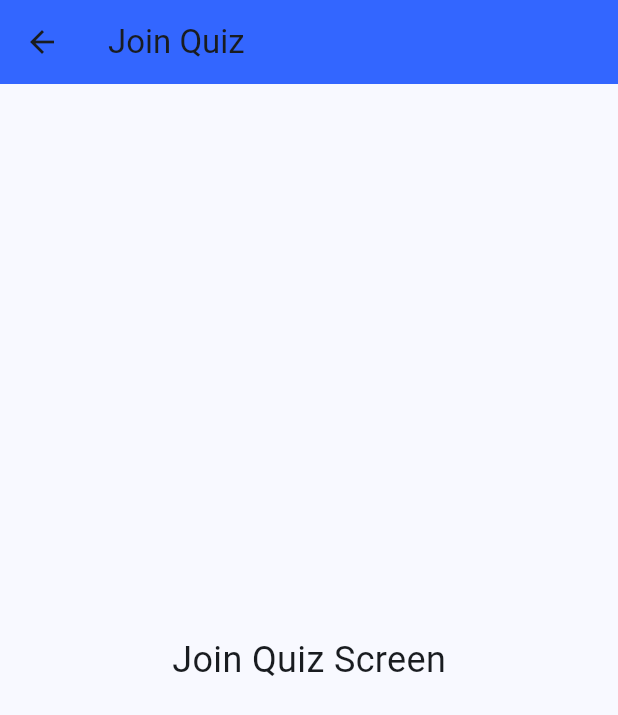
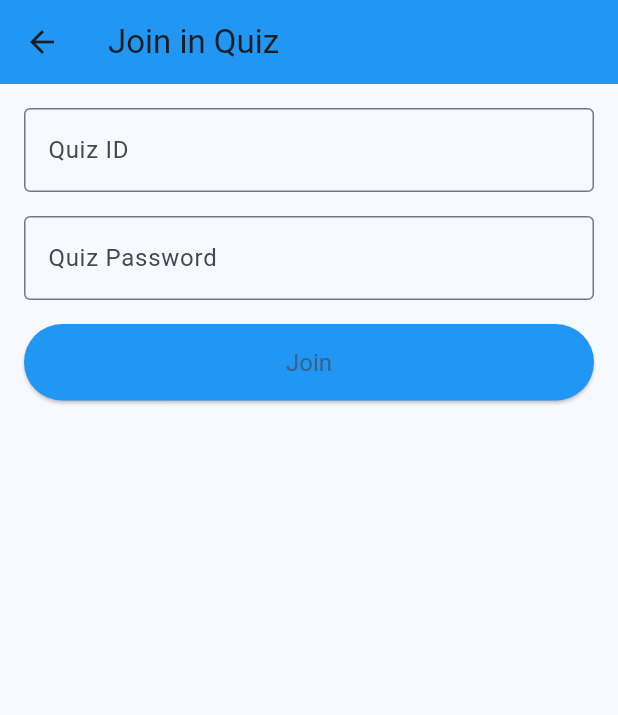
Before and after one commit to nivindulakshitha/Quizify-Frontend, a Flutter app: the JoinQuizScreen screen opened directly, on a phone screen of 412 x 824 dp. Shown: the top 715 px of the screen. Run offline on Flutter 3.47's test engine with Material 3 defaults, Android fonts, the light colour scheme and no system bars.

Commit message:
Join Quiz Not Complete

```diff
--- a/lib/Pages/aboutus_screen.dart
+++ b/lib/Pages/aboutus_screen.dart
@@ -1,5 +1,4 @@
 import 'package:flutter/material.dart';
-import 'package:quizify/widgets/custom_bottom_nav_bar.dart'; // Import the CustomBottomNavBar widget
 import 'history_screen.dart'; // Import the HistoryScreen
 import 'home_screen.dart'; // Import the HomeScreen
 import 'profile_screen.dart'; // Import the ProfileScreen
--- /dev/null
+++ b/lib/widgets/join_quiz_widget.dart
@@ -0,0 +1,57 @@
+import 'package:flutter/material.dart';
+
+class JoinQuizWidget extends StatelessWidget {
+  final TextEditingController _quizIdController = TextEditingController();
+  final TextEditingController _quizPasswordController = TextEditingController();
+
+  final VoidCallback onJoinQuiz;
+
+  JoinQuizWidget({required this.onJoinQuiz});
+
+  @override
+  Widget build(BuildContext context) {
+    return Padding(
+      padding: const EdgeInsets.all(16.0),
+      child: Column(
+        crossAxisAlignment: CrossAxisAlignment.start,
+        children: [
+          TextField(
+            controller: _quizIdController,
+            decoration: InputDecoration(
+              labelText: 'Quiz ID',
+              hintText: 'Enter Quiz ID',
+              border: OutlineInputBorder(),
+            ),
+            keyboardType: TextInputType.number,
+          ),
+          SizedBox(height: 16),
+          TextField(
+            controller: _quizPasswordController,
+            decoration: InputDecoration(
+              labelText: 'Quiz Password',
+              hintText: 'Enter Quiz Password',
+              border: OutlineInputBorder(),
+            ),
+            obscureText: true,
+          ),
+          SizedBox(height: 16),
+          SizedBox(
+            width: double.infinity,
+            child: ElevatedButton(
+              onPressed: onJoinQuiz,
+              child: Text('Join'),
+              style: ElevatedButton.styleFrom(
+                backgroundColor: Colors.blue,
+                padding: EdgeInsets.symmetric(vertical: 16),
+                textStyle: TextStyle(fontSize: 16),
+              ),
+            ),
+          ),
+        ],
+      ),
+    );
+  }
+
+  String get quizId => _quizIdController.text;
+  String get quizPassword => _quizPasswordController.text;
+}
```
Also changed, not shown: lib/Pages/join_quiz_screen.dart (+178 -6 lines).
